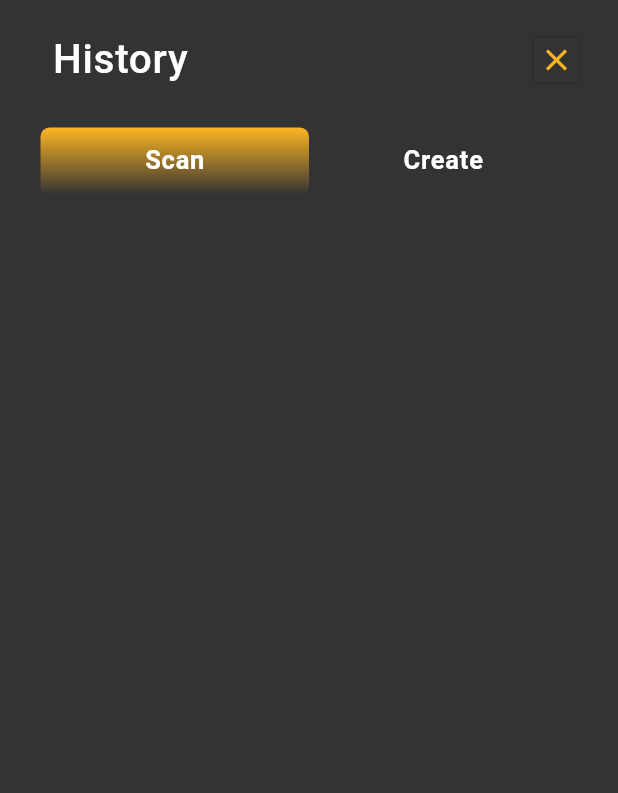
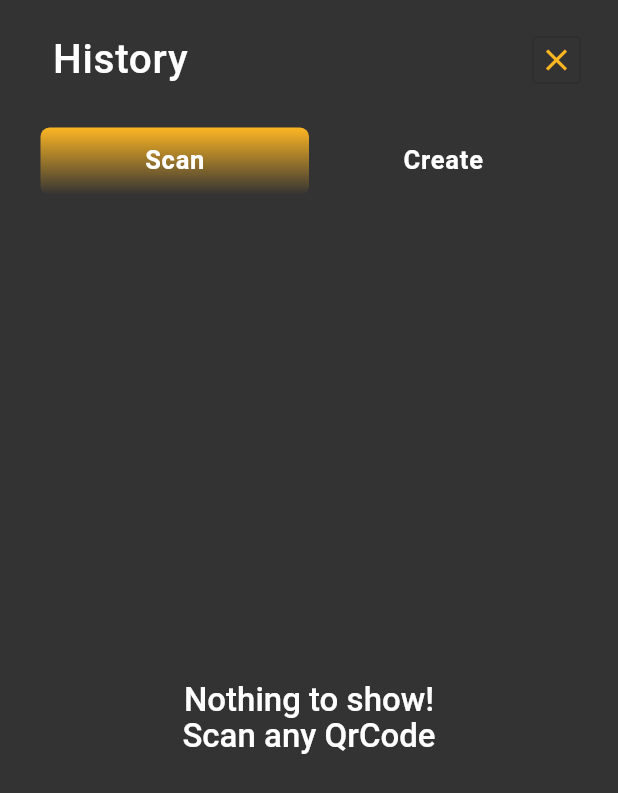
Before and after one commit to piyush-143/qr_scan_plus, a Flutter app: the HistoryScreen screen opened directly, on a phone screen of 412 x 824 dp. Shown: the top 793 px of the screen. Run offline on Flutter 3.47's test engine with Material 3 defaults, Android fonts, the phone set to English and light mode, and no system bars; our stand-ins replace another_flushbar, flutter_advanced_switch, font_awesome_flutter, google_fonts, image_picker, qr_flutter and 3 more; missing offline and left inert: all_vibrate, mobile_scanner, qr_scanner_overlay; accounts and stored records are empty; Roboto replaces fonts that are missing (Itim).

Commit message:
empty_db_screen

```diff
--- a/lib/screen/history_screen.dart
+++ b/lib/screen/history_screen.dart
@@ -125,7 +125,23 @@ class _HistoryScreenState extends State<HistoryScreen>
 
   Widget _customTabView({required bool isCreate}) {
     final dbDataProvider = context.watch<DBProvider>();
-    return ListView.builder(
+    return (isCreate
+            ? dbDataProvider.allCreateData.isEmpty
+            : dbDataProvider.allScanData.isEmpty)
+        ? Center(
+            child: Text(
+              "Nothing to show!\n${isCreate ? "Create any QrCode" : "Scan any QrCode"}",
+              textAlign: TextAlign.center,
+              style: Theme.of(context).textTheme.bodyLarge!.copyWith(
+                    fontSize: 22,
+                    color: Colors.white,
+                    fontWeight: FontWeight.w500,
+                    letterSpacing: 0,
+                    height: 1.1,
+                  ),
+            ),
+          )
+        : ListView.builder(
             itemCount: isCreate
                 ? dbDataProvider.allCreateData.length
                 : dbDataProvider.allScanData.length,
@@ -215,7 +231,8 @@ class _HistoryScreenState extends State<HistoryScreen>
                       height: 38,
                       width: 38,
                     ),
-              titleTextStyle: Theme.of(context).textTheme.bodyLarge!.copyWith(
+                    titleTextStyle:
+                        Theme.of(context).textTheme.bodyLarge!.copyWith(
                               fontSize: 15,
                               color: Colors.white,
                               fontWeight: FontWeight.w400,
--- a/lib/widgets/custom_top_bar.dart
+++ b/lib/widgets/custom_top_bar.dart
@@ -49,6 +49,7 @@ class _CustomTopBarState extends State<CustomTopBar> {
                     .whenComplete(
                   () {
                     if (value.detectedQrCode != "") {
+                      toggleProvider.vibBeep();
                       context.read<DBProvider>().addData(
                             code: value.detectedQrCode,
                             date: DateTime.now(),
--- a/lib/widgets/single_field.dart
+++ b/lib/widgets/single_field.dart
@@ -122,6 +122,7 @@ class _SingleFieldState extends State<SingleField> {
                               "${DateFormat('d MMM y, hh:mm').format(date)} ${DateFormat("a").format(date).toLowerCase()}";
                           // await player.setAsset("assets/audio/beepSound.mp3");
                           context.read<ToggleProvider>().vibBeep();
+
                           context.read<DBProvider>().addData(
                               code: widget.controller.text,
                               date: DateTime.now(),
--- a/pubspec.yaml
+++ b/pubspec.yaml
@@ -43,7 +43,7 @@ dependencies:
   qr_scanner_overlay: ^0.0.2
   google_fonts: ^6.2.1
   all_vibrate: ^0.0.2
-  #just_audio: ^0.9.46
+  just_audio: ^0.9.46
   intl: ^0.20.2
   another_flushbar: ^1.12.30
   screenshot: ^3.0.0
```
Also changed, not shown: lib/screen/home_screen.dart (+4 -4 lines), pubspec.lock, 5 other files. Lines whose indentation alone changed are shown as unchanged.
